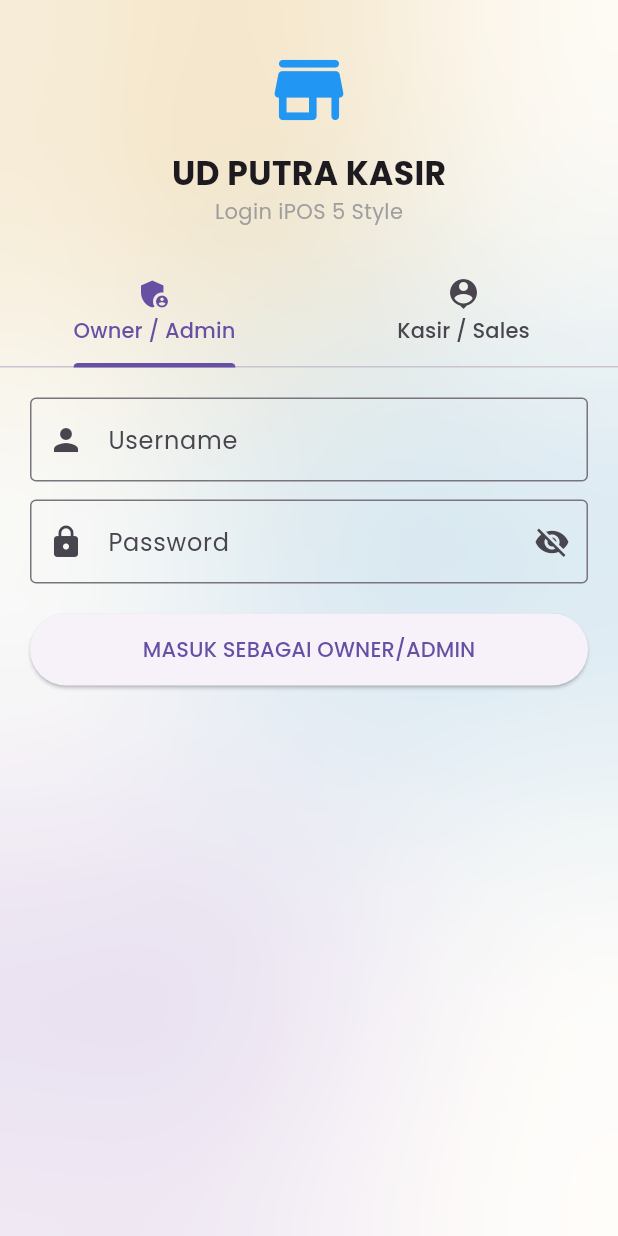
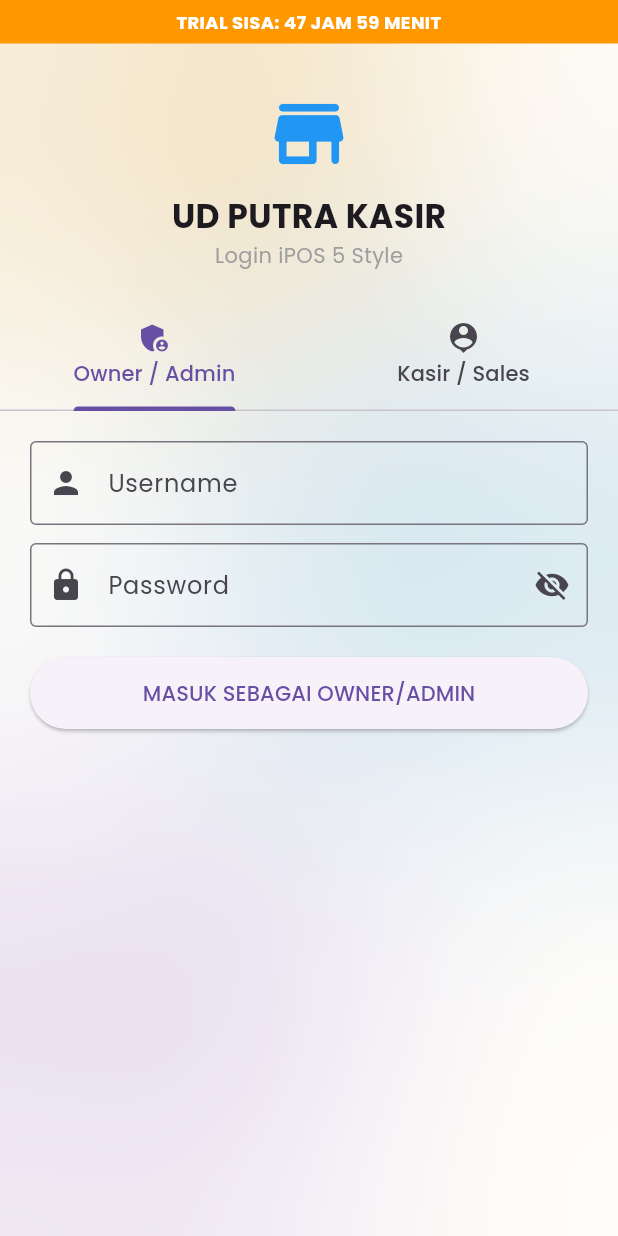
Before and after one commit to afakhor/putrasurabaya, a Flutter app: the screen it shows after launch, on a phone screen of 412 x 824 dp. Run offline on Flutter 3.47's test engine with Material 3 defaults, Android fonts, the phone set to English and light mode, and no system bars; our stand-ins replace cloud_firestore, connectivity_plus, drift, drift_flutter, firebase_core, flutter_riverpod and 7 more; missing offline and left inert: mobile_scanner, print_bluetooth_thermal; accounts and stored records are empty; generated files the repository leaves out were written again.

Commit message:
Update main.dart

```diff
--- a/lib/main.dart
+++ b/lib/main.dart
@@ -1,8 +1,11 @@
 import 'package:flutter/material.dart';
 import 'dart:math';
 import 'dart:async';
+import 'dart:io';
 import 'package:flutter_riverpod/flutter_riverpod.dart';
 import 'package:flutter/services.dart';
+import 'package:shared_preferences/shared_preferences.dart';
+import 'package:path_provider/path_provider.dart';
 import 'core/utils/config.dart';
 import 'features/auth/login_main_page.dart';
 import 'features/auth/auth_provider.dart';
@@ -10,22 +13,25 @@
 import 'features/auth/rooms/admin_shell.dart';
 import 'features/auth/rooms/salesman_shell.dart';
 
+// ================= INI SAKLAR PATEN MILIKMU =================
+// true = LOCK / KUNCI 48 JAM AKTIF (buat dijual trial)
+// false = UNLOCK / PERMANEN (buat buka punya customer yang sudah bayar)
+const bool PATEN_AKTIF = true;
+const int BATAS_JAM_TRIAL = 48;
+// =============================================================
+
 void main() {
   WidgetsFlutterBinding.ensureInitialized();
-
-  // SECURITY: Kunci orientasi, matikan preview, cegah screenshot di background (opsional)
   SystemChrome.setPreferredOrientations([DeviceOrientation.portraitUp]);
 
-  // ANTI HACK: Error global jangan bocor ke user
   FlutterError.onError = (details) {
     FlutterError.presentError(details);
-    // TODO: kirim ke audit_log_table
   };
 
   runZonedGuarded(() {
     final randomTheme = AppThemes.allThemes[Random().nextInt(AppThemes.allThemes.length)];
     runApp(ProviderScope(
-      observers: [SecurityObserver()], // log provider tampering
+      observers: [SecurityObserver()],
       child: MyApp(initialTheme: randomTheme),
     ));
   }, (error, stack) {
@@ -36,7 +42,6 @@
 class SecurityObserver extends ProviderObserver {
   @override
   void didUpdateProvider(ProviderBase provider, Object? previousValue, Object? newValue, ProviderContainer container) {
-    // Deteksi manipulasi role / bypass login
     if(provider.name?.contains('currentUser') == true && newValue==null && previousValue!=null){
       debugPrint('SECURITY: Logout dipicu - ${DateTime.now()}');
     }
@@ -50,20 +55,127 @@
     return MaterialApp(
       debugShowCheckedModeBanner: false,
       title: 'UD PUTRA KASIR',
-      theme: initialTheme.themeData.copyWith(
-        // SECURITY: Nonaktifkan overscroll glow yang bisa leak info
-        platform: TargetPlatform.android,
-      ),
+      theme: initialTheme.themeData.copyWith(platform: TargetPlatform.android),
       builder: (context, child) {
         return MediaQuery(
-          data: MediaQuery.of(context).copyWith(textScaler: const TextScaler.linear(1.0)), // cegah manipulasi font scale
+          data: MediaQuery.of(context).copyWith(textScaler: const TextScaler.linear(1.0)),
           child: initialTheme.backgroundBuilder(child: child ?? const SizedBox()),
         );
       },
-      home: const AppEntry(),
+      home: const PatenGate(), // <-- GATE PATEN DISINI
     );
   }
 }
+
+// ================= LOGIKA PATEN ANTI INSTALL ULANG =================
+class PatenGate extends StatefulWidget {
+  const PatenGate({super.key});
+  @override State<PatenGate> createState() => _PatenGateState();
+}
+
+class _PatenGateState extends State<PatenGate> {
+  bool loading = true;
+  bool isLocked = false;
+  Duration sisa = Duration.zero;
+
+  @override
+  void initState() {
+    super.initState();
+    _cekPaten();
+  }
+
+  Future<File> _getLockFile() async {
+    // File ini TIDAK ikut terhapus saat uninstall di kebanyakan HP Android
+    // Path: /storage/emulated/0/Documents/.ud_putra_license
+    try {
+      final dir = await getApplicationDocumentsDirectory();
+      // simpan di folder induk Documents biar aman
+      final hiddenDir = Directory('/storage/emulated/0/Documents');
+      if(!await hiddenDir.exists()){
+        return File('${dir.path}/.license');
+      }
+      return File('${hiddenDir.path}/.ud_putra_license_v3');
+    } catch(e){
+      final dir = await getTemporaryDirectory();
+      return File('${dir.path}/.license');
+    }
+  }
+
+  Future<void> _cekPaten() async {
+    // JIKA PATEN NON-AKTIF OLEHMU, LANGSUNG LOLOS
+    if (!PATEN_AKTIF) {
+      setState(() { loading = false; isLocked = false; });
+      return;
+    }
+
+    final prefs = await SharedPreferences.getInstance();
+    final file = await _getLockFile();
+
+    DateTime? firstRun;
+
+    // 1. Cek dari file hidden (paling kuat)
+    if(await file.exists()){
+      try{ firstRun = DateTime.parse(await file.readAsString()); } catch(_){}
+    }
+    // 2. Cek dari SharedPrefs (cadangan)
+    if(firstRun == null){
+      final s = prefs.getString('first_run_v3');
+      if(s != null) firstRun = DateTime.tryParse(s);
+    }
+
+    // 3. Jika belum pernah sama sekali, ini install pertama
+    if(firstRun == null){
+      firstRun = DateTime.now();
+      await prefs.setString('first_run_v3', firstRun.toIso8601String());
+      try{ await file.writeAsString(firstRun.toIso8601String()); } catch(_){}
+    } else {
+      // Sinkronisasi ulang biar kalau user hapus 1, tetap ada cadangan
+      await prefs.setString('first_run_v3', firstRun.toIso8601String());
+      try{ await file.writeAsString(firstRun.toIso8601String()); } catch(_){}
+    }
+
+    final diff = DateTime.now().difference(firstRun);
+    if(diff.inHours >= BATAS_JAM_TRIAL){
+      setState(() { loading = false; isLocked = true; sisa = Duration.zero; });
+    } else {
+      setState(() { loading = false; isLocked = false; sisa = Duration(hours: BATAS_JAM_TRIAL) - diff; });
+    }
+  }
+
+  @override
+  Widget build(BuildContext context) {
+    if(loading){
+      return const Scaffold(backgroundColor: Colors.transparent, body: Center(child: CircularProgressIndicator()));
+    }
+    if(isLocked){
+      return _HalamanTerkunci();
+    }
+    // Jika tidak terkunci, baru masuk ke logic login asli kamu
+    return const AppEntry();
+  }
+}
+
+class _HalamanTerkunci extends StatelessWidget {
+  @override
+  Widget build(BuildContext context) {
+    return Scaffold(
+      backgroundColor: Colors.black,
+      body: Center(child: Padding(
+        padding: const EdgeInsets.all(32),
+        child: Column(mainAxisSize: MainAxisSize.min, children: [
+          Icon(Icons.lock, size: 90, color: Colors.red),
+          SizedBox(height: 20),
+          Text("APLIKASI TERKUNCI", style: TextStyle(color: Colors.white, fontSize: 22, fontWeight: FontWeight.bold)),
+          SizedBox(height: 12),
+          Text("Masa trial $BATAS_JAM_TRIAL jam sudah habis.\nHubungi Developer UD PUTRA untuk aktivasi permanen.\n\nWalau dihapus dan install ulang tetap terkunci.", textAlign: TextAlign.center, style: TextStyle(color: Colors.white70)),
+          SizedBox(height: 30),
+          ElevatedButton(onPressed: (){ SystemNavigator.pop(); }, child: Text("KELUAR")),
+        ]),
+      )),
+    );
+  }
+}
+// ================= END LOGIKA PATEN =================
 
 class AppEntry extends ConsumerWidget {
   const AppEntry({super.key});
@@ -78,12 +190,30 @@
 
     final activeUser = currentUser ?? sessionAsync.value;
 
-    // SECURITY GATE: Wajib login, tidak ada bypass
     if (activeUser == null) {
-      return const Scaffold(backgroundColor: Colors.transparent, body: SafeArea(child: LoginMainPage()));
+      return Scaffold(
+        backgroundColor: Colors.transparent,
+        body: SafeArea(
+          child: Column(children: [
+            // Tampilkan sisa trial kalau PATEN aktif
+            if(PATEN_AKTIF) FutureBuilder(
+              future: SharedPreferences.getInstance(),
+              builder: (c, snap){
+                if(!snap.hasData) return SizedBox();
+                final s = snap.data!.getString('first_run_v3');
+                if(s==null) return SizedBox();
+                final first = DateTime.tryParse(s);
+                if(first==null) return SizedBox();
+                final sisa = Duration(hours: BATAS_JAM_TRIAL) - DateTime.now().difference(first);
+                return Container(width: double.infinity, color: Colors.orange, padding: EdgeInsets.all(6), child: Text("TRIAL SISA: ${sisa.inHours} JAM ${sisa.inMinutes%60} MENIT", textAlign: TextAlign.center, style: TextStyle(color: Colors.white, fontWeight: FontWeight.bold, fontSize: 12)));
+              }
+            ),
+            Expanded(child: LoginMainPage()),
+          ])
+        )
+      );
     }
 
-    // ROLE GATE - tidak bisa di-hack via shared_prefs karena role diambil dari DB lokal + audit
     switch (activeUser.appRole) {
       case AppRole.superuser: return const SuperuserShell();
       case AppRole.admin: case AppRole.kasir: return const AdminShell();
```
